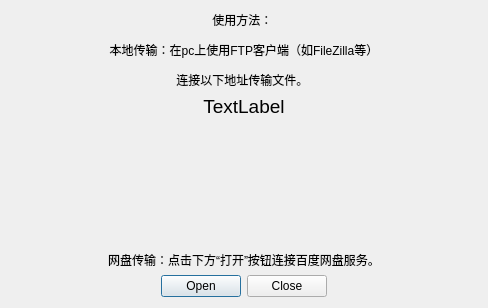
Above: boeye/showip/dialog.ui from pretyman/qindle before the change. Below: the same form after it.
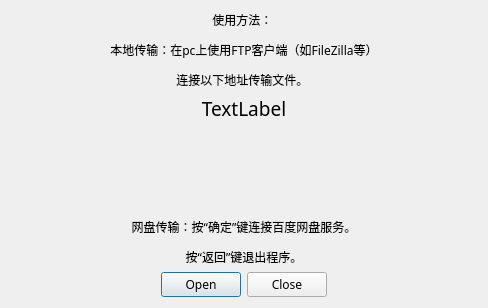
That is the form after the change.

Diff of the .ui file:
```diff
--- a/boeye/showip/dialog.ui
+++ b/boeye/showip/dialog.ui
@@ -10,6 +10,11 @@
     <height>308</height>
    </rect>
   </property>
+  <property name="font">
+   <font>
+    <family>文泉驿正黑</family>
+   </font>
+  </property>
   <property name="windowTitle">
    <string>ShowIP</string>
   </property>
@@ -58,12 +63,17 @@
    <item>
     <widget class="QLabel" name="label_3">
      <property name="text">
-      <string>&lt;html&gt;&lt;head/&gt;&lt;body&gt;&lt;p align=&quot;center&quot;&gt;网盘传输：点击下方“打开”按钮连接百度网盘服务。&lt;/p&gt;&lt;/body&gt;&lt;/html&gt;</string>
+      <string>&lt;html&gt;&lt;head/&gt;&lt;body&gt;&lt;p align=&quot;center&quot;&gt;网盘传输：按“确定”键连接百度网盘服务。&lt;/p&gt;&lt;p align=&quot;center&quot;&gt;按“返回”键退出程序。&lt;/p&gt;&lt;/body&gt;&lt;/html&gt;</string>
      </property>
     </widget>
    </item>
    <item>
     <widget class="QDialogButtonBox" name="buttonBox">
+     <property name="font">
+      <font>
+       <family>文泉驿正黑</family>
+      </font>
+     </property>
      <property name="standardButtons">
       <set>QDialogButtonBox::Close|QDialogButtonBox::Open</set>
      </property>
```
Left out of the diff: 2 changed lines with no effect on the pictures.
